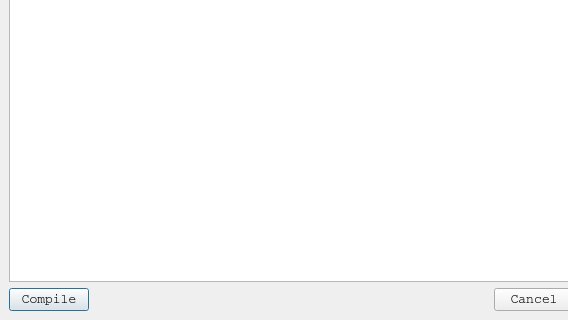
Above: pvdevelop/dlgdaemon.ui from pvbrowser/pvb before the change; both pictures show x 0 to 568 and y 193 to 513 of the 669 by 513 pixel window. Below: the same form after it.
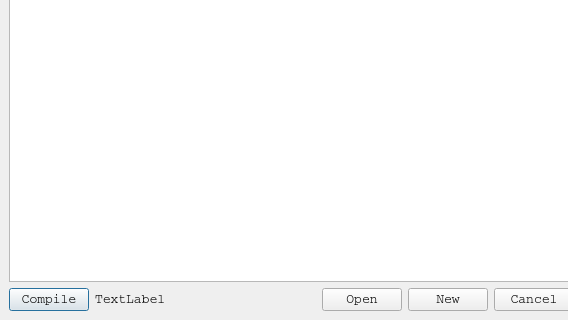
That is the form after the change.

Diff of the .ui file:
```diff
--- a/pvdevelop/dlgdaemon.ui
+++ b/pvdevelop/dlgdaemon.ui
@@ -55,6 +55,13 @@
        </property>
       </widget>
      </item>
+     <item>
+      <widget class="QLabel" name="labelFile">
+       <property name="text">
+        <string>TextLabel</string>
+       </property>
+      </widget>
+     </item>
      <item>
       <spacer>
        <property name="orientation" >
@@ -69,8 +76,22 @@
       </spacer>
      </item>
      <item>
-      <widget class="QPushButton" name="pushButtonCancel" >
-       <property name="text" >
+      <widget class="QPushButton" name="pushButtonOpen">
+       <property name="text">
+        <string>Open</string>
+       </property>
+      </widget>
+     </item>
+     <item>
+      <widget class="QPushButton" name="pushButtonNew">
+       <property name="text">
+        <string>New</string>
+       </property>
+      </widget>
+     </item>
+     <item>
+      <widget class="QPushButton" name="pushButtonCancel">
+       <property name="text">
         <string>Cancel</string>
        </property>
       </widget>
```
Left out of the diff: 59 changed lines with no effect on the pictures.
